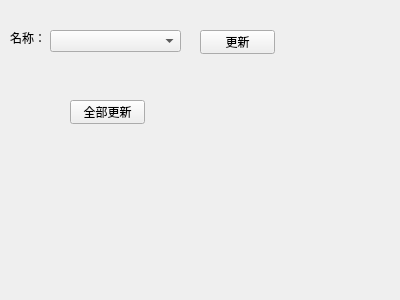
Before: the Qt Designer form ui/designer/update_widget.ui in shazi129/Trader, drawn with Qt 5.
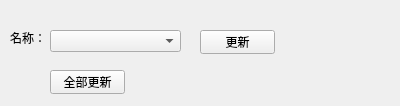
After: the same form once the commit is applied.

```diff
--- a/ui/designer/update_widget.ui
+++ b/ui/designer/update_widget.ui
@@ -7,7 +7,7 @@
     <x>0</x>
     <y>0</y>
     <width>400</width>
-    <height>300</height>
+    <height>106</height>
    </rect>
   </property>
   <property name="windowTitle">
@@ -26,8 +26,8 @@
   <widget class="QPushButton" name="pushButton">
    <property name="geometry">
     <rect>
-     <x>70</x>
-     <y>100</y>
+     <x>50</x>
+     <y>70</y>
      <width>75</width>
      <height>24</height>
     </rect>
```
